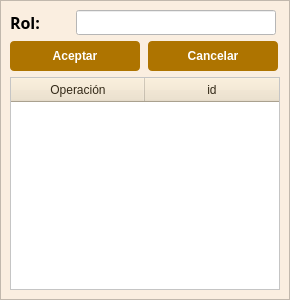
The window that funciones/adminusers/nuevoRol.ui (gerardoros/CartograficoQgisPlugin) describes before a commit, drawn with Qt 5.
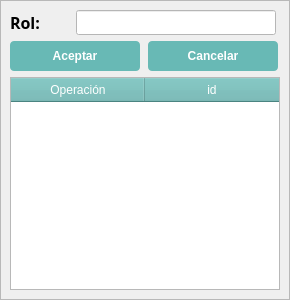
The same window after the commit.

Patch:
```diff
--- a/funciones/adminusers/nuevoRol.ui
+++ b/funciones/adminusers/nuevoRol.ui
@@ -56,7 +56,28 @@
       </size>
      </property>
      <property name="styleSheet">
-      <string notr="true">background : rgb(250,238,224)</string>
+      <string notr="true">QPushButton{
+background-color: rgb(104, 185, 181);
+color : rgb(255,255,255);
+border-radius : 4px;
+}
+QPushButton::hover{
+background: rgb(188, 228, 226);
+color : rgb(255,255,255);
+border-radius : 4px;
+}
+QPushButton:disabled {
+background : rgb(42, 124, 120);
+}
+QHeaderView::section
+{
+background-color: rgb(104, 185, 181);
+color : rgb(255,255,255 );
+text-align: right;
+font-size:12px;
+height:24px
+}
+</string>
      </property>
      <property name="widgetResizable">
       <bool>true</bool>
@@ -91,21 +112,6 @@
            <bold>true</bold>
           </font>
          </property>
-         <property name="styleSheet">
-          <string notr="true">QPushButton{
-background : rgb(174, 116, 0);
-color : rgb(255, 255, 255);
-border-radius : 4px;
-}
-QPushButton::hover{
-background : rgb(104, 69, 13);
-color : rgb(255, 255, 255);
-border-radius : 4px;
-}
-QPushButton:disabled {
-background: rgb(217, 217, 217)
-}</string>
-         </property>
          <property name="text">
           <string>Aceptar</string>
          </property>
@@ -158,21 +164,6 @@
            <bold>true</bold>
           </font>
          </property>
-         <property name="styleSheet">
-          <string notr="true">QPushButton{
-background : rgb(174, 116, 0);
-color : rgb(255, 255, 255);
-border-radius : 4px;
-}
-QPushButton::hover{
-background : rgb(104, 69, 13);
-color : rgb(255, 255, 255);
-border-radius : 4px;
-}
-QPushButton:disabled {
-background: rgb(217, 217, 217)
-}</string>
-         </property>
          <property name="text">
           <string>Cancelar</string>
          </property>
@@ -210,18 +201,6 @@
        </item>
        <item row="2" column="0" colspan="4">
         <widget class="QTableWidget" name="twDefinir">
-         <property name="styleSheet">
-          <string notr="true">QTableWidget {background-color: white;}
-QHeaderView::section
-{
-background-color: rgb(238,225,200);
-color : rgb(52, 42, 24 );
-text-align: right;
-font-size:12px;
-height:24px
-}
-QHeaderView {background-color: white;}</string>
-         </property>
          <property name="autoScrollMargin">
           <number>16</number>
          </property>
```
